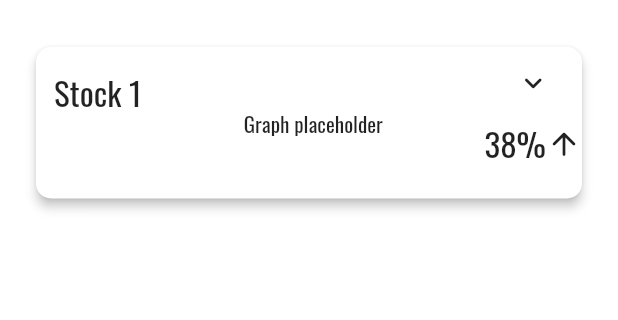
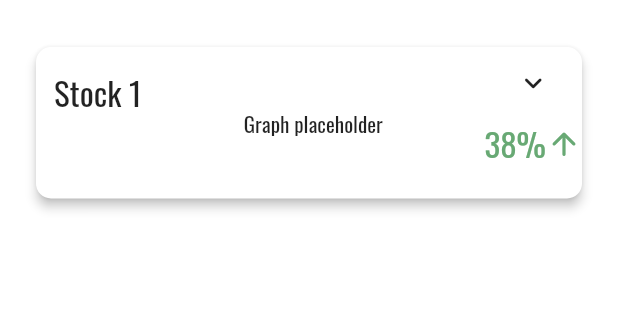
Before and after one commit to dhruvweaver/schtocks, a Flutter app: the screen it shows after launch, on a phone screen of 412 x 824 dp, the part 73-393 px from its top. Run offline on Flutter 3.47's test engine with Material 2 defaults, Android fonts, the light colour scheme and no system bars.

Commit message:
Color change (minor)

```diff
--- a/lib/widgets/stock_card.dart
+++ b/lib/widgets/stock_card.dart
@@ -40,10 +40,14 @@ class _StockCardState extends State<StockCard> {
                   children: [
                     Text(
                       '38%',
-                      style: TextStyle(fontSize: 22),
+                      style: TextStyle(
+                        fontSize: 22,
+                        color: Theme.of(context).primaryColor,
+                      ),
                     ),
                     Icon(
                       Icons.arrow_upward_rounded,
+                      color: Theme.of(context).primaryColor,
                     ),
                   ],
                 ),
```
